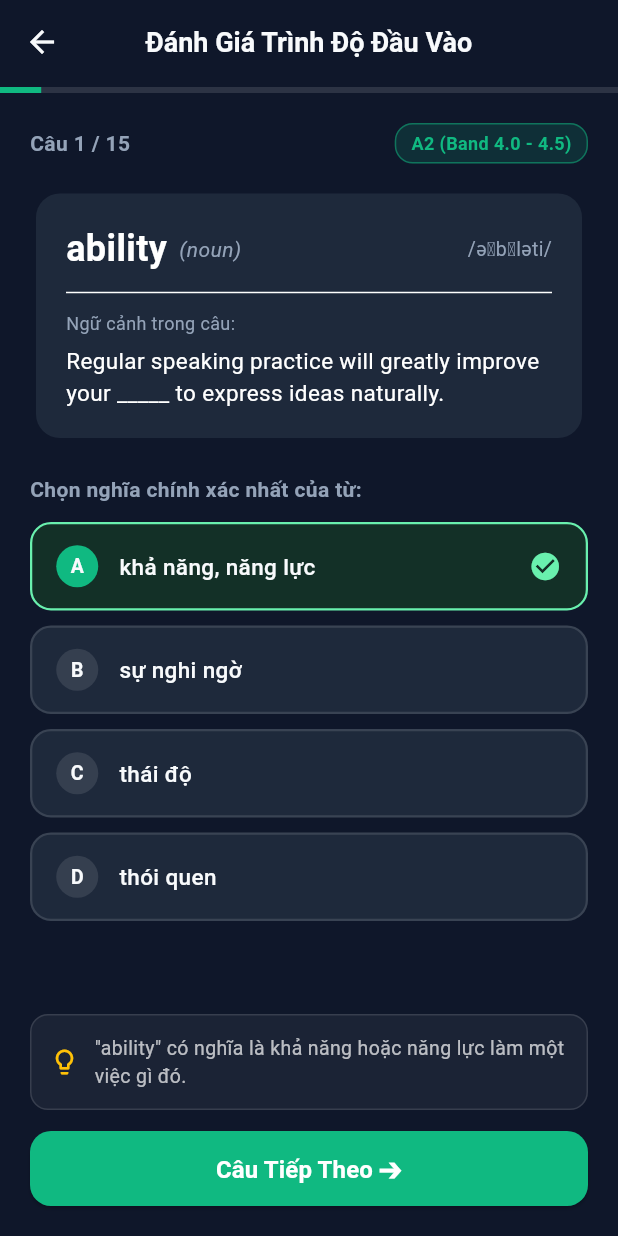
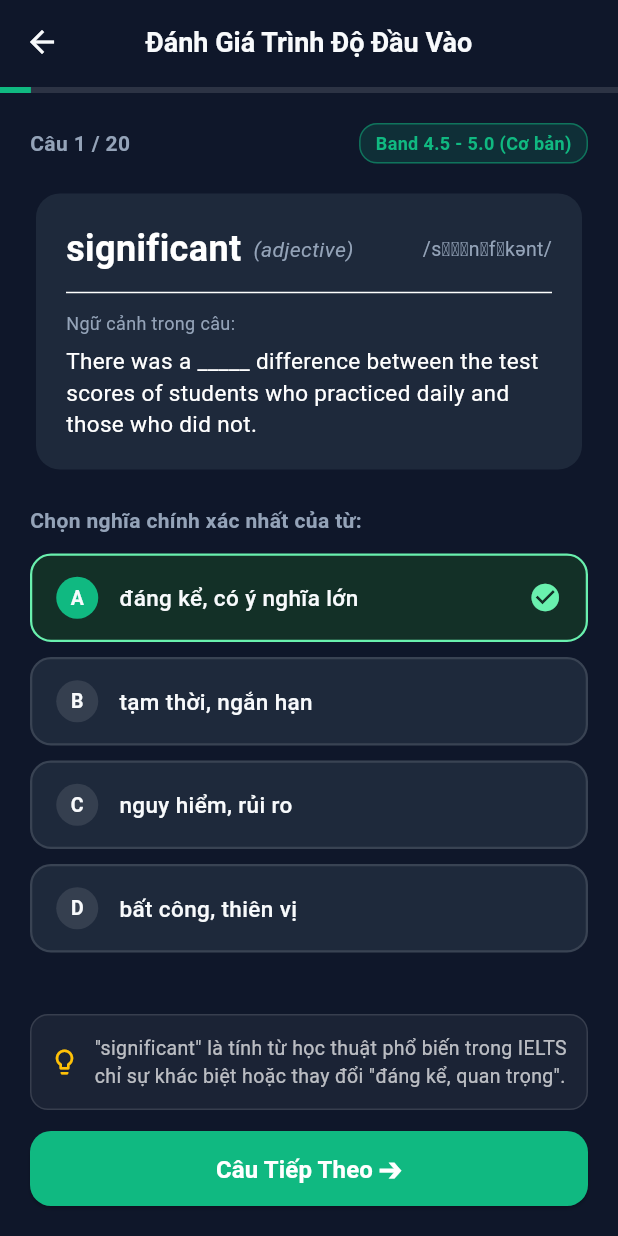
Before and after one commit to phanan04/vocap, a Flutter app: the PlacementTestScreen screen opened directly, after a tap on an icon or button, on a phone screen of 412 x 824 dp. Run offline on Flutter 3.47's test engine with Material 3 defaults, Android fonts, the phone set to English and light mode, and no system bars; drawn by our look-alikes of percent_indicator; our stand-ins replace audioplayers, shared_preferences, supabase_flutter; accounts and stored records are empty; network calls fail.

Commit message:
fix: comprehensive 20-question placement test, direct home navigation after test, and fix 10 words leak on new account

```diff
--- a/vocap_app/lib/services/placement_test_service.dart
+++ b/vocap_app/lib/services/placement_test_service.dart
@@ -52,224 +52,297 @@ class PlacementTestService {
   static const String _keyScore = 'placement_test_score';
 
   static const List<PlacementQuestion> questions = [
-    // --- LEVEL 1: A2 / Band 4.0 - 4.5 (3 questions) ---
+    // --- TIER 1: Band 4.0 - 5.0 (Questions 1 - 4) ---
     PlacementQuestion(
       id: 1,
-      word: 'ability',
-      type: 'noun',
-      phonetic: '/əˈbɪləti/',
-      prompt: 'Regular speaking practice will greatly improve your _____ to express ideas naturally.',
-      level: 'A2 (Band 4.0 - 4.5)',
-      options: ['khả năng, năng lực', 'sự nghi ngờ', 'thái độ', 'thói quen'],
+      word: 'significant',
+      type: 'adjective',
+      phonetic: '/sɪɡˈnɪfɪkənt/',
+      prompt: 'There was a _____ difference between the test scores of students who practiced daily and those who did not.',
+      level: 'Band 4.5 - 5.0 (Cơ bản)',
+      options: ['đáng kể, có ý nghĩa lớn', 'tạm thời, ngắn hạn', 'nguy hiểm, rủi ro', 'bất công, thiên vị'],
       correctIndex: 0,
-      explanation: '"ability" có nghĩa là khả năng hoặc năng lực làm một việc gì đó.',
+      explanation: '"significant" là tính từ học thuật phổ biến trong IELTS chỉ sự khác biệt hoặc thay đổi "đáng kể, quan trọng".',
     ),
     PlacementQuestion(
       id: 2,
-      word: 'convenient',
-      type: 'adjective',
-      phonetic: '/kənˈviːniənt/',
-      prompt: 'Public transport is very _____ because you do not have to worry about finding parking spaces.',
-      level: 'A2 (Band 4.0 - 4.5)',
-      options: ['nguy hiểm', 'tiện lợi, thuận tiện', 'tốn kém', 'khó khăn'],
+      word: 'maintain',
+      type: 'verb',
+      phonetic: '/meɪnˈteɪn/',
+      prompt: 'It is essential to _____ a consistent revision schedule to ensure vocabulary is retained in long-term memory.',
+      level: 'Band 4.5 - 5.0 (Cơ bản)',
+      options: ['phá vỡ, hủy bỏ', 'duy trì, giữ vững', 'từ chối hoàn toàn', 'làm suy giảm'],
       correctIndex: 1,
-      explanation: '"convenient" có nghĩa là thuận tiện, tiện lợi cho sinh hoạt.',
+      explanation: '"maintain" có nghĩa là duy trì, giữ cho một thói quen hoặc trạng thái không bị gián đoạn.',
     ),
     PlacementQuestion(
       id: 3,
-      word: 'environment',
+      word: 'acquire',
+      type: 'verb',
+      phonetic: '/əˈkwaɪə(r)/',
+      prompt: 'Children can naturally _____ language skills when they are surrounded by immersive native environments.',
+      level: 'Band 4.5 - 5.0 (Cơ bản)',
+      options: ['tiếp thu, đạt được', 'từ chối, cự tuyệt', 'đánh mất', 'nghi ngờ'],
+      correctIndex: 0,
+      explanation: '"acquire" là từ học thuật thay thế cho "get/learn", mang nghĩa tiếp thu tri thức hoặc đạt được kỹ năng.',
+    ),
+    PlacementQuestion(
+      id: 4,
+      word: 'impact',
       type: 'noun',
-      phonetic: '/ɪnˈvaɪrənmənt/',
-      prompt: 'Plastic waste in oceans causes severe long-term harm to the marine _____.',
-      level: 'A2 (Band 4.0 - 4.5)',
-      options: ['môi trường', 'dân số', 'lịch sử', 'kinh tế'],
+      phonetic: '/ˈɪmpækt/',
+      prompt: 'Widespread smartphone usage has had a profound _____ on the sleep quality and attention span of youths.',
+      level: 'Band 4.5 - 5.0 (Cơ bản)',
+      options: ['tác động, ảnh hưởng sâu sắc', 'nguồn gốc ban đầu', 'sự trì hoãn', 'khoảng cách địa lý'],
       correctIndex: 0,
-      explanation: '"environment" là môi trường sống hoặc môi trường tự nhiên.',
+      explanation: '"profound impact on" là cụm collocation kinh điển trong IELTS Writing Task 2 chỉ tác động sâu sắc.',
     ),
 
-    // --- LEVEL 2: B1 / Band 5.0 - 5.5 (4 questions) ---
-    PlacementQuestion(
-      id: 4,
-      word: 'contribute',
-      type: 'verb',
-      phonetic: '/kənˈtrɪbjuːt/',
-      prompt: 'Sedentary lifestyles and poor diets can _____ to chronic health complications.',
-      level: 'B1 (Band 5.0 - 5.5)',
-      options: ['từ chối hoàn toàn', 'phục hồi nhanh', 'đóng góp, góp phần gây ra', 'ngăn chặn'],
-      correctIndex: 2,
-      explanation: '"contribute to" có nghĩa là đóng góp vào hoặc là nguyên nhân dẫn đến điều gì.',
-    ),
+    // --- TIER 2: Band 5.5 - 6.0 (Questions 5 - 9) ---
     PlacementQuestion(
       id: 5,
-      word: 'persuade',
-      type: 'verb',
-      phonetic: '/pəˈsweɪd/',
-      prompt: 'The manager gave a compelling presentation to _____ the investors to fund the project.',
-      level: 'B1 (Band 5.0 - 5.5)',
-      options: ['ép buộc', 'thuyết phục', 'lừa dối', 'trì hoãn'],
+      word: 'contribute to',
+      type: 'phrasal verb',
+      phonetic: '/kənˈtrɪbjuːt tuː/',
+      prompt: 'Excessive consumption of fast food and processed sugar will inevitably _____ obesity and cardiovascular diseases.',
+      level: 'Band 5.5 - 6.0 (Trung cấp)',
+      options: ['ngăn chặn triệt để', 'góp phần gây ra, dẫn đến', 'chữa lành hoàn toàn', 'loại bỏ nguy cơ'],
       correctIndex: 1,
-      explanation: '"persuade" có nghĩa là thuyết phục ai đó tin hoặc làm theo một việc.',
+      explanation: '"contribute to" thường dùng trong IELTS để giải thích mối quan hệ nguyên nhân - kết quả (cause and effect).',
     ),
     PlacementQuestion(
       id: 6,
-      word: 'essential',
-      type: 'adjective',
-      phonetic: '/ɪˈsenʃl/',
-      prompt: 'Critical thinking is an _____ skill for students entering university education.',
-      level: 'B1 (Band 5.0 - 5.5)',
-      options: ['xa xỉ, không bắt buộc', 'tạm thời', 'thiết yếu, cốt lõi', 'nhân tạo'],
+      word: 'evaluate',
+      type: 'verb',
+      phonetic: '/ɪˈvæljueɪt/',
+      prompt: 'Independent experts were invited to _____ the economic viability and environmental safety of the proposed dam.',
+      level: 'Band 5.5 - 6.0 (Trung cấp)',
+      options: ['sao chép số liệu', 'bác bỏ không căn cứ', 'đánh giá, thẩm định', 'kéo dài thời hạn'],
       correctIndex: 2,
-      explanation: '"essential" mang nghĩa thiết yếu, vô cùng quan trọng và không thể thiếu.',
+      explanation: '"evaluate" là đánh giá kỹ lưỡng giá trị, tầm quan trọng hoặc mức độ khả thi của một dự án.',
     ),
     PlacementQuestion(
       id: 7,
-      word: 'reliable',
+      word: 'adequate',
       type: 'adjective',
-      phonetic: '/rɪˈlaɪəbl/',
-      prompt: 'The scientific journal is a _____ source of academic research and verified data.',
-      level: 'B1 (Band 5.0 - 5.5)',
-      options: ['đáng tin cậy', 'lỗi thời', 'mơ hồ', 'bất thường'],
+      phonetic: '/ˈædɪkwət/',
+      prompt: 'Without _____ funding and clinical staff, public hospitals struggle to manage patient overload during flu season.',
+      level: 'Band 5.5 - 6.0 (Trung cấp)',
+      options: ['đầy đủ, đáp ứng đủ nhu cầu', 'đắt đỏ, xa hoa', 'lỗi thời, cổ lỗ', 'nhân tạo'],
       correctIndex: 0,
-      explanation: '"reliable" chỉ người hoặc nguồn tin đáng tin cậy, chắc chắn.',
+      explanation: '"adequate" mang nghĩa đầy đủ về số lượng hoặc chất lượng cho một mục đích cụ thể (đối nghĩa với inadequate).',
     ),
-
-    // --- LEVEL 3: B2 / Band 6.0 - 6.5 (4 questions) ---
     PlacementQuestion(
       id: 8,
-      word: 'abandon',
-      type: 'verb',
-      phonetic: '/əˈbændən/',
-      prompt: 'Due to extreme weather and rising risks, the research team had to _____ their Arctic expedition.',
-      level: 'B2 (Band 6.0 - 6.5)',
-      options: ['tiếp tục', 'mở rộng', 'từ bỏ, hủy bỏ', 'ca ngợi'],
-      correctIndex: 2,
-      explanation: '"abandon" có nghĩa là từ bỏ, bỏ dở giữa chừng một kế hoạch hoặc đồ vật.',
+      word: 'consequence',
+      type: 'noun',
+      phonetic: '/ˈkɒnsɪkwəns/',
+      prompt: 'Severe flash floods in the lowlands were a direct _____ of reckless deforestation upstream.',
+      level: 'Band 5.5 - 6.0 (Trung cấp)',
+      options: ['lợi ích kinh tế', 'hệ quả, hậu quả tất yếu', 'động lực phát triển', 'dự báo trước'],
+      correctIndex: 1,
+      explanation: '"consequence" là hậu quả hoặc kết quả phát sinh từ một hành động trước đó.',
     ),
     PlacementQuestion(
       id: 9,
-      word: 'compensate',
-      type: 'verb',
-      phonetic: '/ˈkɒmpenseɪt/',
-      prompt: 'Airlines are legally required to _____ passengers when flights are cancelled without prior notice.',
-      level: 'B2 (Band 6.0 - 6.5)',
-      options: ['phạt tiền', 'bồi thường, bù đắp', 'chỉ trích', 'từ chối phục vụ'],
+      word: 'adversely',
+      type: 'adverb',
+      phonetic: '/ˈædvɜːsli/',
+      prompt: 'Prolonged exposure to microplastics can _____ affect human endocrine and metabolic systems.',
+      level: 'Band 5.5 - 6.0 (Trung cấp)',
+      options: ['thuận lợi, tích cực', 'bất lợi, gây hại', 'ngẫu nhiên, tình cờ', 'nhẹ nhàng, không đáng kể'],
       correctIndex: 1,
-      explanation: '"compensate" có nghĩa là đền bù hoặc bồi thường thiệt hại cho ai đó.',
+      explanation: '"adversely affect" là cụm học thuật Band cao diễn tả tác động tiêu cực, gây hại cho sức khỏe hoặc hệ thống.',
+    ),
+
+    // --- TIER 3: Band 6.5 (Questions 10 - 14) ---
+    PlacementQuestion(
+      id: 10,
+      word: 'compensate for',
+      type: 'phrasal verb',
+      phonetic: '/ˈkɒmpenseɪt fɔː(r)/',
+      prompt: 'Higher salaries alone cannot permanently _____ an unhealthy workplace culture and chronic burnout.',
+      level: 'Band 6.5 (Khá)',
+      options: ['bồi thường, bù đắp cho', 'chỉ trích gay gắt', 'phạt tiền', 'chối bỏ trách nhiệm'],
+      correctIndex: 0,
+      explanation: '"compensate for" là bù đắp hoặc đền bù lại cho một thiếu sót hoặc tổn thất.',
     ),
     PlacementQuestion(
-      id: 10,
+      id: 11,
       word: 'deteriorate',
       type: 'verb',
       phonetic: '/dɪˈtɪəriəreɪt/',
-      prompt: 'Air quality in the metropolitan area will _____ if industrial emissions remain unregulated.',
-      level: 'B2 (Band 6.0 - 6.5)',
-      options: ['suy giảm, xấu đi', 'cải thiện đáng kể', 'ổn định dần', 'biến mất'],
+      prompt: 'Unless maintenance funds are allocated immediately, heritage bridges will _____ to the point of collapse.',
+      level: 'Band 6.5 (Khá)',
+      options: ['suy thoái, xuống cấp nghiêm trọng', 'phát triển mạnh mẽ', 'phục hồi nguyên trạng', 'đổi mới toàn diện'],
       correctIndex: 0,
-      explanation: '"deteriorate" có nghĩa là trở nên tệ hơn hoặc suy giảm chất lượng/tình trạng.',
+      explanation: '"deteriorate" miêu tả tình trạng vật chất, sức khỏe hoặc quan hệ ngày càng xấu đi, suy thoái theo thời gian.',
     ),
     PlacementQuestion(
-      id: 11,
+      id: 12,
       word: 'sustainable',
       type: 'adjective',
       phonetic: '/səˈsteɪnəbl/',
-      prompt: 'Solar and wind energy are recognized as _____ alternatives to finite fossil fuels.',
-      level: 'B2 (Band 6.0 - 6.5)',
-      options: ['ngắn hạn', 'bền vững, thân thiện sinh thái', 'lãng phí', 'độc hại'],
+      prompt: 'Urban planners advocate for _____ transit systems to curb emissions without exhausting municipal budgets.',
+      level: 'Band 6.5 (Khá)',
+      options: ['ngắn hạn, tạm bợ', 'bền vững, duy trì lâu dài', 'lãng phí ngân sách', 'độc hại cho môi trường'],
       correctIndex: 1,
-      explanation: '"sustainable" có nghĩa là bền vững, có thể duy trì lâu dài mà không tổn hại môi trường.',
-    ),
-
-    // --- LEVEL 4: C1 / Band 7.0 - 8.0+ (4 questions) ---
-    PlacementQuestion(
-      id: 12,
-      word: 'abolish',
-      type: 'verb',
-      phonetic: '/əˈbɒlɪʃ/',
-      prompt: 'Civil rights advocates campaigned for decades to _____ archaic and discriminatory laws.',
-      level: 'C1 (Band 7.0 - 8.0+)',
-      options: ['bãi bỏ, thủ tiêu', 'ban hành mới', 'củng cố uy tín', 'hoãn tạm thời'],
-      correctIndex: 0,
-      explanation: '"abolish" là huỷ bỏ, bãi bỏ chính thức một bộ luật hoặc tập tục lâu đời.',
+      explanation: '"sustainable" là từ khóa trọng điểm của các bài đọc IELTS Environment & Economy, chỉ sự bền vững dài hạn.',
     ),
     PlacementQuestion(
       id: 13,
+      word: 'prevalent',
+      type: 'adjective',
+      phonetic: '/ˈprevələnt/',
+      prompt: 'Sedentary leisure habits have become far more _____ among urban youths than engaging in outdoors sports.',
+      level: 'Band 6.5 (Khá)',
+      options: ['khan hiếm, hiếm hoi', 'thịnh hành, phổ biến rộng rãi', 'bất hợp pháp', 'tốn kém chi phí'],
+      correctIndex: 1,
+      explanation: '"prevalent" nghĩa là phổ biến, lan rộng tại một thời điểm hoặc khu vực cụ thể (synonym của widespread).',
+    ),
+    PlacementQuestion(
+      id: 14,
+      word: 'drawback',
+      type: 'noun',
+      phonetic: '/ˈdrɔːbæk/',
+      prompt: 'A significant _____ of full-time remote working is the gradual erosion of spontaneous team collaboration.',
+      level: 'Band 6.5 (Khá)',
+      options: ['lợi thế nổi bật', 'nhược điểm, điều bất lợi', 'mục tiêu chiến lược', 'yêu cầu pháp lý'],
+      correctIndex: 1,
+      explanation: '"drawback" là từ học thuật diễn tả nhược điểm hoặc mặt hạn chế trong các bài luận Advantage/Disadvantage.',
+    ),
+
+    // --- TIER 4: Band 7.0 - 7.5 (Questions 15 - 18) ---
+    PlacementQuestion(
+      id: 15,
       word: 'exacerbate',
       type: 'verb',
       phonetic: '/ɪɡˈzæsəbeɪt/',
-      prompt: 'The ongoing trade dispute will only _____ economic instability across developing nations.',
-      level: 'C1 (Band 7.0 - 8.0+)',
-      options: ['làm giảm áp lực', 'làm trầm trọng thêm', 'giải quyết triệt để', 'nghiên cứu'],
-      correctIndex: 1,
-      explanation: '"exacerbate" là từ vựng C1 diễn tả việc làm cho vấn đề hoặc bệnh tình tồi tệ, trầm trọng hơn.',
+      prompt: 'Drastic reductions in green belts and tree canopies will only _____ the urban heat island effect during summer.',
+      level: 'Band 7.0 - 7.5 (Giỏi)',
+      options: ['làm trầm trọng, tồi tệ thêm', 'giải quyết triệt để', 'xoa dịu tình hình', 'đo lường định lượng'],
+      correctIndex: 0,
+      explanation: '"exacerbate" là từ vựng C1 diễn tả hành động làm cho một vấn đề, căn bệnh hoặc tình huống vốn đã xấu càng tệ hơn.',
     ),
     PlacementQuestion(
-      id: 14,
+      id: 16,
+      word: 'mitigate',
+      type: 'verb',
+      phonetic: '/ˈmɪtɪɡeɪt/',
+      prompt: 'Coastal mangrove restoration projects have proven remarkably effective to _____ the impact of tidal surges.',
+      level: 'Band 7.0 - 7.5 (Giỏi)',
+      options: ['làm tăng áp lực', 'làm dịu bớt, giảm nhẹ tác hại', 'kích động dư luận', 'trì hoãn thi hành'],
+      correctIndex: 1,
+      explanation: '"mitigate" là giảm nhẹ mức độ nghiêm trọng hoặc tác hại của một thảm họa/rủi ro (key C1 vocabulary).',
+    ),
+    PlacementQuestion(
+      id: 17,
+      word: 'disparity',
+      type: 'noun',
+      phonetic: '/dɪˈspærəti/',
+      prompt: 'The latest sociological survey revealed a widening income and digital _____ between urban centers and rural hamlets.',
+      level: 'Band 7.0 - 7.5 (Giỏi)',
+      options: ['sự tương đồng tuyệt đối', 'sự chênh lệch, bất bình đẳng sâu sắc', 'sự hợp tác chặt chẽ', 'sự hòa hoãn chính trị'],
+      correctIndex: 1,
+      explanation: '"disparity" chỉ sự khác biệt hoặc bất bình đẳng lớn, không công bằng (thường dùng trong bối cảnh xã hội, thu nhập).',
+    ),
+    PlacementQuestion(
+      id: 18,
+      word: 'scrutinize',
+      type: 'verb',
+      phonetic: '/ˈskruːtənaɪz/',
+      prompt: 'Regulatory committees must meticulously _____ clinical trials to ensure consumer safety before licensing vaccines.',
+      level: 'Band 7.0 - 7.5 (Giỏi)',
+      options: ['soi xét, kiểm tra kỹ lưỡng từng chi tiết', 'thông qua vội vàng', 'lờ đi các sai phạm', 'sao chép công thức'],
+      correctIndex: 0,
+      explanation: '"scrutinize" có nghĩa là kiểm tra, thẩm tra một cách cực kỳ cẩn trọng và có tính phản biện sâu sắc.',
+    ),
+
+    // --- TIER 5: Band 8.0+ (Questions 19 - 20) ---
+    PlacementQuestion(
+      id: 19,
+      word: 'substantiate',
+      type: 'verb',
+      phonetic: '/səbˈstænʃieɪt/',
+      prompt: 'The researchers were unable to _____ their controversial hypothesis with statistically reproducible laboratory data.',
+      level: 'Band 8.0+ (Xuất sắc)',
+      options: ['bác bỏ hoàn toàn', 'chứng minh, cung cấp chứng cứ xác thực', 'nghi ngờ tính trung thực', 'trì hoãn phán quyết'],
+      correctIndex: 1,
+      explanation: '"substantiate" là từ học thuật cấp C2, nghĩa là cung cấp bằng chứng xác thực để chứng minh tính đúng đắn của một lập luận.',
+    ),
+    PlacementQuestion(
+      id: 20,
       word: 'ubiquitous',
       type: 'adjective',
       phonetic: '/juːˈbɪkwɪtəs/',
-      prompt: 'Smartphones and digital displays have become _____ in modern urban environments.',
-      level: 'C1 (Band 7.0 - 8.0+)',
-      options: ['hiếm hoi', 'lỗi thời', 'phổ biến ở khắp mọi nơi', 'xa hoa'],
-      correctIndex: 2,
-      explanation: '"ubiquitous" nghĩa là có mặt hoặc phổ biến ở khắp mọi nơi (omnipresent).',
-    ),
-    PlacementQuestion(
-      id: 15,
-      word: 'scrutinize',
-      type: 'verb',
-      phonetic: '/ˈskruːtənaɪz/',
-      prompt: 'Auditors were hired to _____ every financial transaction to ensure regulatory compliance.',
-      level: 'C1 (Band 7.0 - 8.0+)',
-      options: ['sao chép nhanh', 'bỏ qua lỗi', 'xem xét kỹ lưỡng', 'phê duyệt sơ sài'],
-      correctIndex: 2,
-      explanation: '"scrutinize" có nghĩa là soi xét, kiểm tra hoặc nghiên cứu một cách cực kỳ cẩn thận, chi tiết.',
+      prompt: 'Sensors and tracking algorithms have become so _____ that modern citizens can scarcely evade automated surveillance.',
+      level: 'Band 8.0+ (Xuất sắc)',
+      options: ['hiếm hoi, dị biệt', 'có mặt khắp nơi, phổ biến toàn diện', 'lỗi thời, không còn tác dụng', 'dễ phát hiện bằng mắt thường'],
+      correctIndex: 1,
+      explanation: '"ubiquitous" là từ vựng C2 đỉnh cao diễn tả sự hiện diện ở khắp mọi nơi cùng lúc (omnipresent).',
     ),
   ];
 
-  /// Evaluate Placement Test Results
+  /// Rigorous, Realistic IELTS Vocabulary Band Evaluation
   static PlacementResult evaluateScore(int correctCount) {
-    if (correctCount >= 13) {
-      return const PlacementResult(
-        score: 13,
-        totalQuestions: 15,
+    if (correctCount >= 19) {
+      // 19 - 20 correct (95% - 100%)
+      return PlacementResult(
+        score: correctCount,
+        totalQuestions: 20,
         band: '7.5',
         cefr: 'C1',
-        title: 'Trình độ Nâng cao (Band 7.5+ / C1)',
-        description: 'Vốn từ vựng học thuật của bạn rất xuất sắc, nắm vững các từ chuyên sâu và cấu trúc trừu tượng.',
-        recommendation: 'Hệ thống sẽ bỏ qua toàn bộ từ cơ bản & trung cấp (A1, A2, B1, B2) và chỉ cấp các từ vựng Band 7.0 – 8.5+ để tối ưu điểm số IELTS.',
+        title: 'Trình độ Xuất sắc (Band 7.5 - 8.0+ / C1)',
+        description: 'Bạn nắm vững toàn diện từ vựng học thuật cao cấp và các collocations phức tạp của đề thi IELTS.',
+        recommendation: 'Hệ thống sẽ lọc bỏ toàn bộ từ vựng cơ bản và trung cấp (A1 - B2), chỉ cấp các từ học thuật C1 - C2 để chạm mốc điểm tối đa.',
         skippedLevels: ['A1', 'A2', 'B1', 'B2'],
       );
-    } else if (correctCount >= 9) {
-      return const PlacementResult(
-        score: 9,
-        totalQuestions: 15,
-        band: '6.5',
-        cefr: 'B2',
-        title: 'Trình độ Khá (Band 6.0 - 6.5 / B2)',
-        description: 'Bạn đã có nền tảng từ vựng phổ thông rất tốt, đã sẵn sàng chinh phục các chủ đề học thuật chuyên sâu.',
-        recommendation: 'Hệ thống sẽ bỏ qua ~3.000 từ vựng cơ sở (A1, A2, B1) và tập trung luyện các từ vựng IELTS Band 6.0 – 7.5+.',
+    } else if (correctCount >= 15) {
+      // 15 - 18 correct (75% - 90%)
+      return PlacementResult(
+        score: correctCount,
+        totalQuestions: 20,
+        band: '7.0',
+        cefr: 'C1',
+        title: 'Trình độ Khá giỏi (Band 7.0 / C1)',
+        description: 'Vốn từ vựng học thuật của bạn rất tốt, nắm vững hầu hết các cụm từ ngữ cảnh và cấu trúc phức tạp.',
+        recommendation: 'Hệ thống sẽ bỏ qua các từ cơ bản (A1, A2, B1) và tập trung luyện các từ vựng học thuật chuyên sâu Band 7.0 - 7.5+.',
         skippedLevels: ['A1', 'A2', 'B1'],
       );
-    } else if (correctCount >= 5) {
-      return const PlacementResult(
-        score: 5,
-        totalQuestions: 15,
+    } else if (correctCount >= 10) {
+      // 10 - 14 correct (50% - 70%) -> Trình độ phổ biến nhất của người ôn IELTS
+      return PlacementResult(
+        score: correctCount,
+        totalQuestions: 20,
+        band: '6.0',
+        cefr: 'B2',
+        title: 'Trình độ Trung cấp (Band 6.0 - 6.5 / B2)',
+        description: 'Bạn đã có nền tảng từ vựng phổ thông vững chắc và nắm được các từ vựng học thuật cơ bản.',
+        recommendation: 'Hệ thống sẽ bỏ qua ~3.000 từ cơ bản (A1, A2, B1) và tập trung xây chắc các từ vựng B2/C1 để nâng Band lên 7.0+.',
+        skippedLevels: ['A1', 'A2', 'B1'],
+      );
+    } else if (correctCount >= 6) {
+      // 6 - 9 correct (30% - 45%)
+      return PlacementResult(
+        score: correctCount,
+        totalQuestions: 20,
         band: '5.5',
         cefr: 'B1',
         title: 'Trình độ Tiền trung cấp (Band 5.0 - 5.5 / B1)',
-        description: 'Bạn nắm tốt từ vựng giao tiếp hàng ngày, cần mở rộng vốn từ sang các chủ đề xã hội và học thuật.',
-        recommendation: 'Hệ thống sẽ bỏ qua các từ A1-A2 quá đơn giản và cấp lộ trình từ vựng Band 5.5 – 6.5.',
+        description: 'Bạn giao tiếp tốt với các từ vựng thông dụng, nhưng còn thiếu vốn từ học thuật cho Reading & Writing.',
+        recommendation: 'Hệ thống sẽ lọc bỏ từ vựng quá đơn giản (A1, A2) và xây dựng lộ trình học từ vựng nền tảng Band 5.5 - 6.5.',
         skippedLevels: ['A1', 'A2'],
       );
     } else {
-      return const PlacementResult(
-        score: 3,
-        totalQuestions: 15,
+      // 0 - 5 correct (< 30%)
+      return PlacementResult(
+        score: correctCount,
+        totalQuestions: 20,
         band: '4.5',
         cefr: 'A2',
         title: 'Trình độ Cơ bản (Band 4.0 - 4.5 / A2)',
-        description: 'Bạn đang ở giai đoạn xây dựng nền móng từ vựng ban đầu.',
-        recommendation: 'Hệ thống sẽ lọc bỏ từ A1 và hỗ trợ bạn xây chắc vốn từ vựng nền tảng Band 4.5 – 5.5.',
+        description: 'Bạn đang ở giai đoạn khởi đầu xây dựng vốn từ vựng nền móng.',
+        recommendation: 'Hệ thống sẽ đồng hành từ những bước cơ bản nhất để bạn nắm chắc 1.500 từ vựng cốt lõi đầu tiên.',
         skippedLevels: ['A1'],
       );
     }
```
Also changed, not shown: vocap_app/lib/screens/home_screen.dart (+11 -2 lines), vocap_app/lib/screens/placement_test_screen.dart (+15 -2 lines), vocap_app/lib/services/auth_service.dart (+5 -8 lines), vocap_app/lib/services/progress_service.dart (+12 -0 lines), vocap_app/lib/services/supabase_service.dart (+27 -0 lines).
